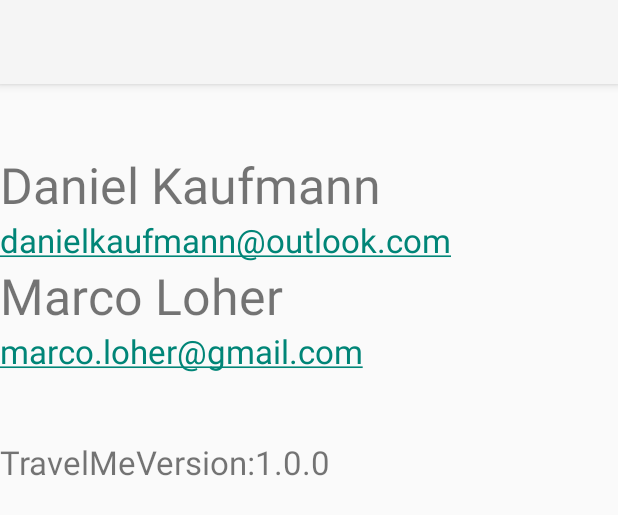
After one commit to danielkaufmann/TravelMe, an Android app: the layout activity_about.xml on its own in the app's theme, with its tools: preview values and no code run, on a phone screen of 412 x 824 dp. The commit adds this screen. Shown: the top 515 px of the screen. Run offline under Robolectric (Android 15) with nearby library versions, the phone set to English and light mode, and no system bars.

Commit message:
Verlinkung zum "About Screen" korrigiert. About Screen mit Toolbar erweitert

```diff
--- a/app/src/main/AndroidManifest.xml
+++ b/app/src/main/AndroidManifest.xml
@@ -23,11 +23,13 @@
             android:name=".ConnectionActivity"
             android:parentActivityName=".MainActivity" />
 
+        <activity
+            android:name=".AboutActivity"
+            android:parentActivityName=".MainActivity" />
+
         <meta-data
             android:name="com.google.android.gms.version"
             android:value="@integer/google_play_services_version" />
-
-        <activity android:name=".About"></activity>
     </application>
 
 </manifest>
--- a/app/src/main/java/com/example/daniel/travelme/MainActivity.java
+++ b/app/src/main/java/com/example/daniel/travelme/MainActivity.java
@@ -183,10 +183,9 @@
 
     @Override
     public boolean onOptionsItemSelected(MenuItem item) {
-        // // TODO: 18.02.2016 menu actions hinzufügen (about-screen)
         switch (item.getItemId()) {
             case R.id.action_AboutScreen:
-                //startActivity(new Intent(this, SecondActivity.class));
+                startActivity(new Intent(this, AboutActivity.class));
                 break;
         }
 
--- /dev/null
+++ b/app/src/main/res/layout/activity_about.xml
@@ -0,0 +1,66 @@
+<?xml version="1.0" encoding="utf-8"?>
+<RelativeLayout xmlns:android="http://schemas.android.com/apk/res/android"
+    xmlns:tools="http://schemas.android.com/tools"
+    android:layout_width="match_parent"
+    android:layout_height="match_parent"
+    tools:context=".AboutActivity">
+
+    <android.support.v7.widget.Toolbar
+        android:id="@+id/toolbar"
+        android:layout_width="match_parent"
+        android:layout_height="?attr/actionBarSize"
+        android:background="?attr/colorPrimary"
+        android:elevation="4dp"
+        android:theme="@style/ThemeOverlay.AppCompat.ActionBar" />
+
+    <RelativeLayout xmlns:android="http://schemas.android.com/apk/res/android"
+        xmlns:tools="http://schemas.android.com/tools"
+        android:id="@+id/travelNavigation"
+        android:layout_width="match_parent"
+        android:layout_height="wrap_content"
+        android:layout_below="@+id/toolbar"
+        tools:context=".AboutContent">
+
+        <TextView
+            android:id="@+id/name_1"
+            android:layout_width="wrap_content"
+            android:layout_height="wrap_content"
+            android:layout_marginTop="20pt"
+            android:text="Daniel Kaufmann"
+            android:textSize="15pt" />
+
+        <TextView
+            android:id="@+id/mail_1"
+            android:layout_width="wrap_content"
+            android:layout_height="wrap_content"
+            android:layout_below="@id/name_1"
+            android:autoLink="email"
+            android:text="@string/daniel_mail"
+            android:textSize="10pt" />
+
+        <TextView
+            android:id="@+id/name_2"
+            android:layout_width="wrap_content"
+            android:layout_height="wrap_content"
+            android:layout_below="@id/mail_1"
+            android:text="Marco Loher"
+            android:textSize="15pt" />
+
+        <TextView
+            android:id="@+id/mail_2"
+            android:layout_width="wrap_content"
+            android:layout_height="wrap_content"
+            android:layout_below="@id/name_2"
+            android:autoLink="email"
+            android:text="@string/marco_mail"
+            android:textSize="10pt" />
+
+        <TextView
+            android:layout_width="wrap_content"
+            android:layout_height="wrap_content"
+            android:layout_below="@id/mail_2"
+            android:layout_marginTop="20pt"
+            android:text="TravelMeVersion:1.0.0"
+            android:textSize="10pt" />
+    </RelativeLayout>
+</RelativeLayout>
--- a/app/src/main/res/menu/menu.xml
+++ b/app/src/main/res/menu/menu.xml
@@ -3,7 +3,8 @@
     xmlns:app="http://schemas.android.com/apk/res-auto">
 
     <item android:id="@+id/action_AboutScreen"
+        android:src="@android:drawable/ic_dialog_info"
         android:title="@string/about"
-        app:showAsAction="never"/>
+        app:showAsAction="never" />
 
 </menu>
--- a/build.gradle
+++ b/build.gradle
@@ -5,7 +5,7 @@
         jcenter()
     }
     dependencies {
-        classpath 'com.android.tools.build:gradle:2.0.0-beta5'
+        classpath 'com.android.tools.build:gradle:2.0.0-beta6'
 
         // NOTE: Do not place your application dependencies here; they belong
         // in the individual module build.gradle files
```
Also changed, not shown: app/src/main/java/com/example/daniel/travelme/About.java (deleted, +0 -17 lines), app/src/main/java/com/example/daniel/travelme/ConnectionActivity.java (+7 -9 lines), app/src/main/res/layout/layout_about.xml (deleted, +0 -54 lines).
